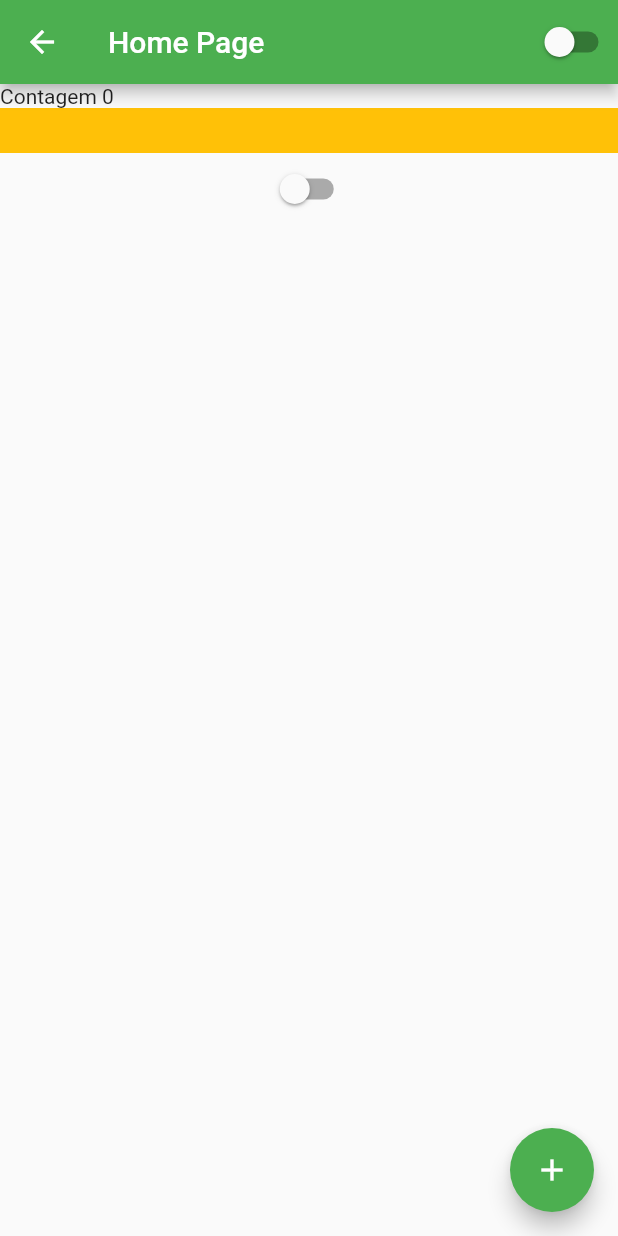
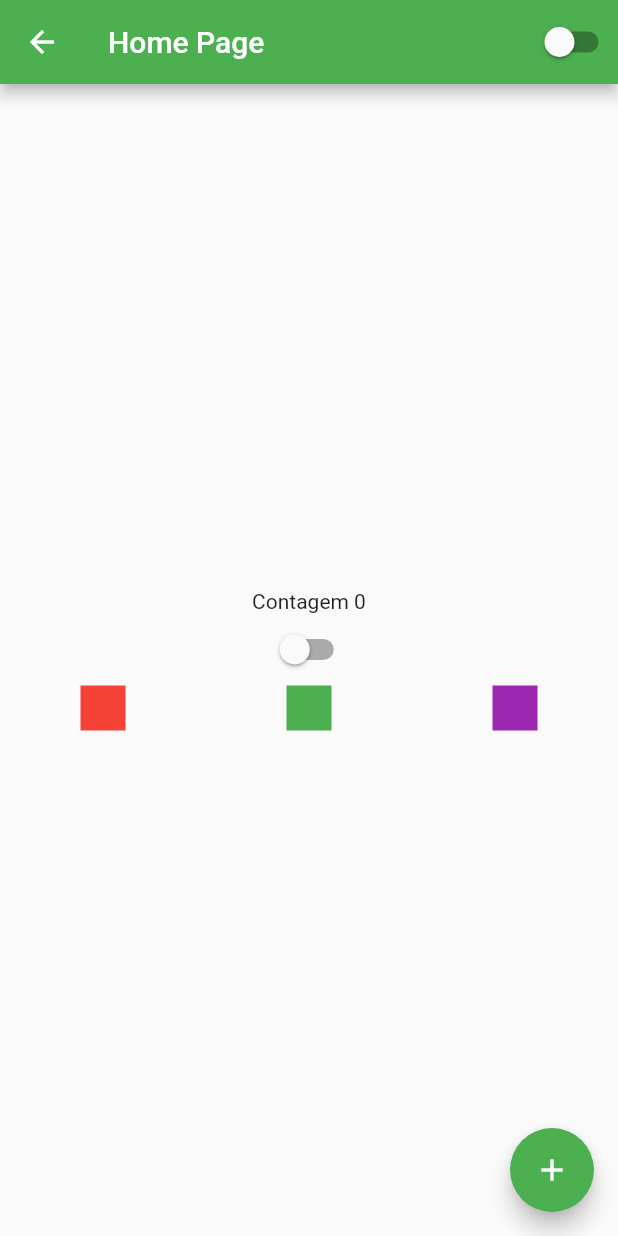
Before and after one commit to AndreLucyo2/estudo_flutter_ui_01, a Flutter app: the HomePage screen opened by its route, on a phone screen of 412 x 824 dp. Run offline on Flutter 3.47's test engine with Material 2 defaults, Android fonts, the phone set to English and light mode, and no system bars.

Commit message:
Ajuste na tela home

```diff
--- a/lib/home_page.dart
+++ b/lib/home_page.dart
@@ -31,14 +31,20 @@ class HomePageState extends State<HomePage> {
         width: double.infinity,
         //pega toda a altura da tela
         height: double.infinity,
-        //Usando o List Vew
-        child: ListView(
-          //Controlar o sentido do Scroll
-          scrollDirection: Axis.vertical,
+        //fali a linhamentos da Coluna:
+        child: Column(
+          mainAxisAlignment: MainAxisAlignment.center,
           children: [
             Text('Contagem $contador'),
-            Container(width: 30, height: 30, color: Colors.amber),
             CustomSwtch(),
+            Row(
+              mainAxisAlignment: MainAxisAlignment.spaceAround,
+              children: [
+                Container(height: 30, width: 30, color: Colors.red),
+                Container(height: 30, width: 30, color: Colors.green),
+                Container(height: 30, width: 30, color: Colors.purple),
+              ],
+            ),
           ],
         ),
       ),
```
